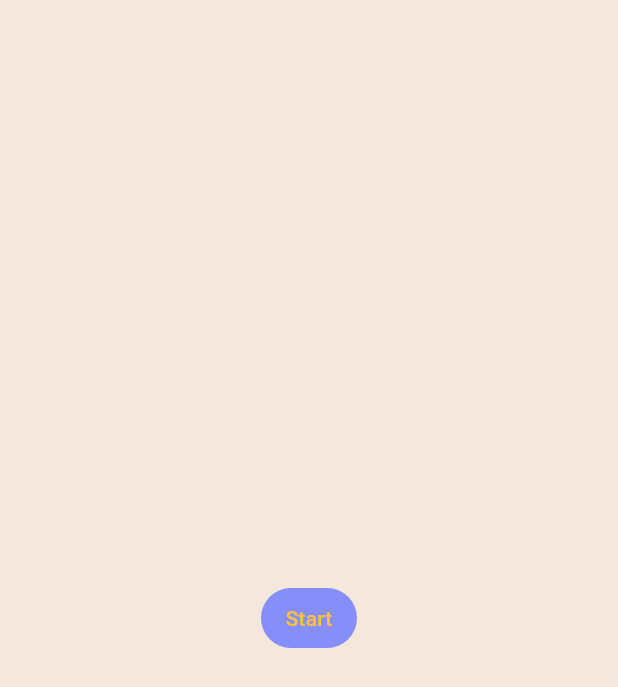
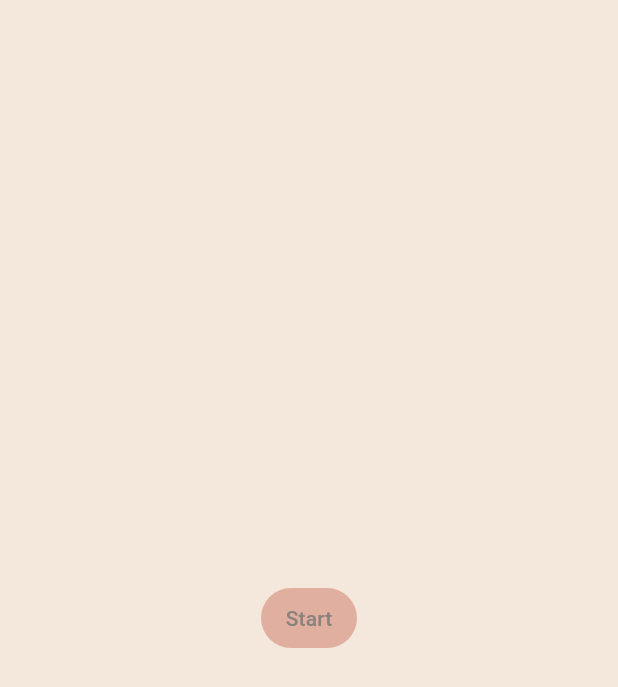
Before and after one commit to TSUBASA753/w2_fix, a Flutter app: the screen it shows after launch, on a phone screen of 412 x 824 dp. Shown: the top 687 px of the screen. Run offline on Flutter 3.47's test engine with Material 3 defaults, Android fonts, the phone set to English and light mode, and no system bars.

Commit message:
first commit

```diff
--- a/lib/main.dart
+++ b/lib/main.dart
@@ -17,8 +17,8 @@ class MyApp extends StatelessWidget {
       theme: ThemeData(
 
         appBarTheme: AppBarTheme(
-            backgroundColor: Color(0xE7FF5252),
-            foregroundColor: Color(0xFF000773)
+            backgroundColor: Color(0xFFE0AFA0),
+            foregroundColor: Color(0xFF8A817C)
         ),
         colorScheme: ColorScheme.fromSeed(seedColor: Color(0x00000000)),
         scaffoldBackgroundColor: const Color(0xF0F3E6D9),
@@ -42,8 +42,8 @@ class MyHomePage extends StatelessWidget {
         child: TextButton(onPressed: () => Navigator.pushNamed(context, '/rtg' ),
           child: Text('Start'),
         style: TextButton.styleFrom(
-          backgroundColor: Color(0xE77A85FF),
-          foregroundColor: Color(0xFFFFC23F)
+          backgroundColor: Color(0xFFE0AFA0),
+          foregroundColor: Color(0xFF8A817C)
 
          ),
         ),
```
